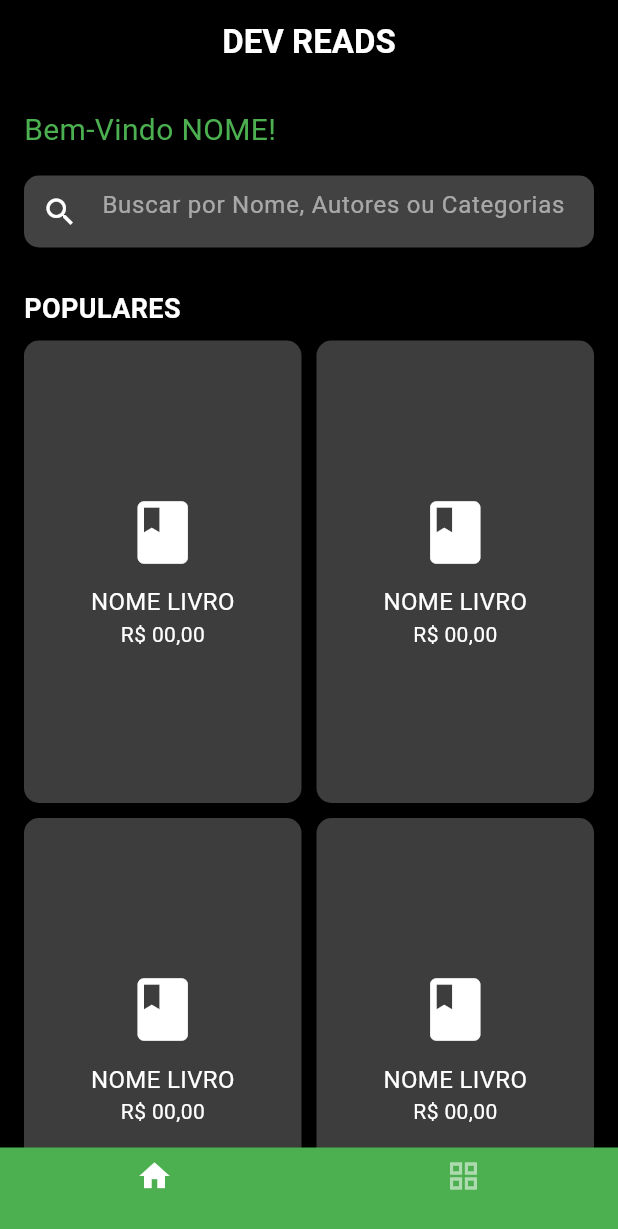
After one commit to CLOUDPRGM/AppEmpresa, a Flutter app: the HomeScreen screen opened directly, on a phone screen of 412 x 824 dp. The commit adds this screen. Shown: the top 1229 px of the screen. Run offline on Flutter 3.47's test engine with Material 3 defaults, Android fonts, the phone set to English and light mode, and no system bars.

Commit message:
Adicionando tela dos Livros

```diff
--- a/app_tcc/lib/paglivro.dart
+++ b/app_tcc/lib/paglivro.dart
@@ -1,5 +1,5 @@
 
-import 'package:app_tcc/main.dart';
+import 'package:app_tcc/pagLivro2.dart';
 import 'package:app_tcc/pagini.dart';
 import 'package:flutter/material.dart';
 
@@ -26,18 +26,18 @@ class PagLivro extends StatelessWidget {
                    mainAxisAlignment: MainAxisAlignment.center,
                    //Alinhamento centralizado
                     children: <Widget>[
-                      SizedBox(height: 20,
+                      const SizedBox(height: 20,
                       width: 10),
                      Image.asset('imagem/logo.png', color: Colors.white,),
 //Espaçamento entre imagem ao texto
-                    Text("Bem-Vindo, "+ n.nome + "!"  , style: TextStyle( color: const Color.fromARGB(255, 3, 219, 10),fontSize: 30)), //Texto junto ao dado envidado do nome
+                    Text("Bem-Vindo, ${n.nome}!"  , style: const TextStyle( color: Color.fromARGB(255, 3, 219, 10),fontSize: 30)), //Texto junto ao dado envidado do nome
 
-                  SizedBox(height:20),
+                  const SizedBox(height:20),
  FloatingActionButton(
                 onPressed: () {
                   Navigator.push(
                     context,
-                    MaterialPageRoute(builder: (context) => MainApp()),
+                    MaterialPageRoute(builder: (context) => const DevReadsApp()),
                   );
                 },
                 child: const Text('Voltar',
--- /dev/null
+++ b/app_tcc/lib/paglivro2.dart
@@ -0,0 +1,175 @@
+import 'package:app_tcc/Pagini.dart';
+import 'package:app_tcc/main.dart';
+import 'package:flutter/material.dart';
+
+void main() {
+  runApp(const DevReadsApp());
+}
+
+class DevReadsApp extends StatelessWidget {
+  const DevReadsApp({super.key});
+
+  @override
+  Widget build(BuildContext context) {
+    return const MaterialApp(
+      debugShowCheckedModeBanner: false,
+      home: HomeScreen(),
+    );
+  }
+}
+
+class HomeScreen extends StatelessWidget {
+  const HomeScreen({super.key});
+
+  @override
+  Widget build(BuildContext context) {
+    return Scaffold(
+      backgroundColor: Colors.black,
+      appBar: AppBar(
+        backgroundColor: Colors.black,
+        elevation: 0,
+        title: const Text(
+          'DEV READS',
+          style: TextStyle(
+            color: Colors.white,
+            fontWeight: FontWeight.bold,
+          ),
+        ),
+        centerTitle: true,
+      ),
+      body: SingleChildScrollView(
+        child: Column(
+          crossAxisAlignment: CrossAxisAlignment.start,
+          children: [
+            const Padding(
+              padding: EdgeInsets.all(16.0),
+              child: Text(
+                'Bem-Vindo NOME!',
+                style: TextStyle(color: Colors.green, fontSize: 20),
+              ),
+            ),
+            Padding(
+              padding: const EdgeInsets.symmetric(horizontal: 16.0),
+              child: Container(
+                decoration: BoxDecoration(
+                  color: Colors.grey[800],
+                  borderRadius: BorderRadius.circular(10),
+                ),
+                child: const TextField(
+                  decoration: InputDecoration(
+                    prefixIcon: Icon(Icons.search, color: Colors.white),
+                    hintText: 'Buscar por Nome, Autores ou Categorias',
+                    hintStyle: TextStyle(color: Colors.white54),
+                    border: InputBorder.none,
+                  ),
+                ),
+              ),
+            ),
+            const SizedBox(height: 20),
+            const SectionTitle(title: 'POPULARES'),
+            const BooksGrid(),
+            const SectionTitle(title: 'PROMOÇÕES'),
+            const BooksGrid(),
+            const SectionTitle(title: 'LIVROS DA SEMANA'),
+            const BooksGrid(),
+          ],
+        ),
+      ),
+        bottomNavigationBar: BottomNavigationBar(
+        backgroundColor: Colors.green,
+        selectedItemColor: Colors.white,
+        unselectedItemColor: Colors.white54,
+         /*  onTap: (int index) {
+          setState(() {
+          });
+          // Código para execução da troca de tela
+          switch (index) {
+            case 0:
+              Navigator.push(context, MaterialPageRoute(builder: (context) => const MainApp())); // Caminho pra tela "Cultura"
+            break;
+
+            case 1:
+              Navigator.push(context, MaterialPageRoute(builder: (context) => const Pagini())); // Caminho pra tela "Home"
+            break;
+          }
+          }, */
+
+        items: const [
+          BottomNavigationBarItem(
+            icon: Icon(Icons.home),
+            label: '',
+          ),
+          BottomNavigationBarItem(
+            icon: Icon(Icons.grid_view),
+            label: '',
+          ),
+        ],
+      ),
+    );
+  }
+}
+
+class SectionTitle extends StatelessWidget {
+  final String title;
+  const SectionTitle({super.key, required this.title});
+
+  @override
+  Widget build(BuildContext context) {
+    return Padding(
+      padding: const EdgeInsets.symmetric(horizontal: 16.0, vertical: 8.0),
+      child: Text(
+        title,
+        style: const TextStyle(
+          color: Colors.white,
+          fontWeight: FontWeight.bold,
+          fontSize: 18,
+        ),
+      ),
+    );
+  }
+}
+
+class BooksGrid extends StatelessWidget {
+  const BooksGrid({super.key});
+
+  @override
+  Widget build(BuildContext context) {
+    return Padding(
+      padding: const EdgeInsets.symmetric(horizontal: 16.0),
+      child: GridView.builder(
+        shrinkWrap: true,
+        physics: const NeverScrollableScrollPhysics(),
+        gridDelegate: const SliverGridDelegateWithFixedCrossAxisCount(
+          crossAxisCount: 2,
+          crossAxisSpacing: 10,
+          mainAxisSpacing: 10,
+          childAspectRatio: 0.6,
+        ),
+        itemCount: 4, // Placeholder for 4 books
+        itemBuilder: (context, index) {
+          return Container(
+            decoration: BoxDecoration(
+              color: Colors.white24,
+              borderRadius: BorderRadius.circular(10),
+            ),
+            child: const Column(
+              mainAxisAlignment: MainAxisAlignment.center,
+              children: [
+                Icon(Icons.book, color: Colors.white, size: 50),
+                SizedBox(height: 10),
+                Text(
+                  'NOME LIVRO',
+                  style: TextStyle(color: Colors.white, fontSize: 16),
+                ),
+                Text(
+                  'R\$ 00,00',
+                  style: TextStyle(color: Colors.white, fontSize: 14),
+                ),
+              ],
+            ),
+          );
+        },
+      ),
+    );
+  }
+}
```
Also changed, not shown: app_tcc/pubspec.lock.
